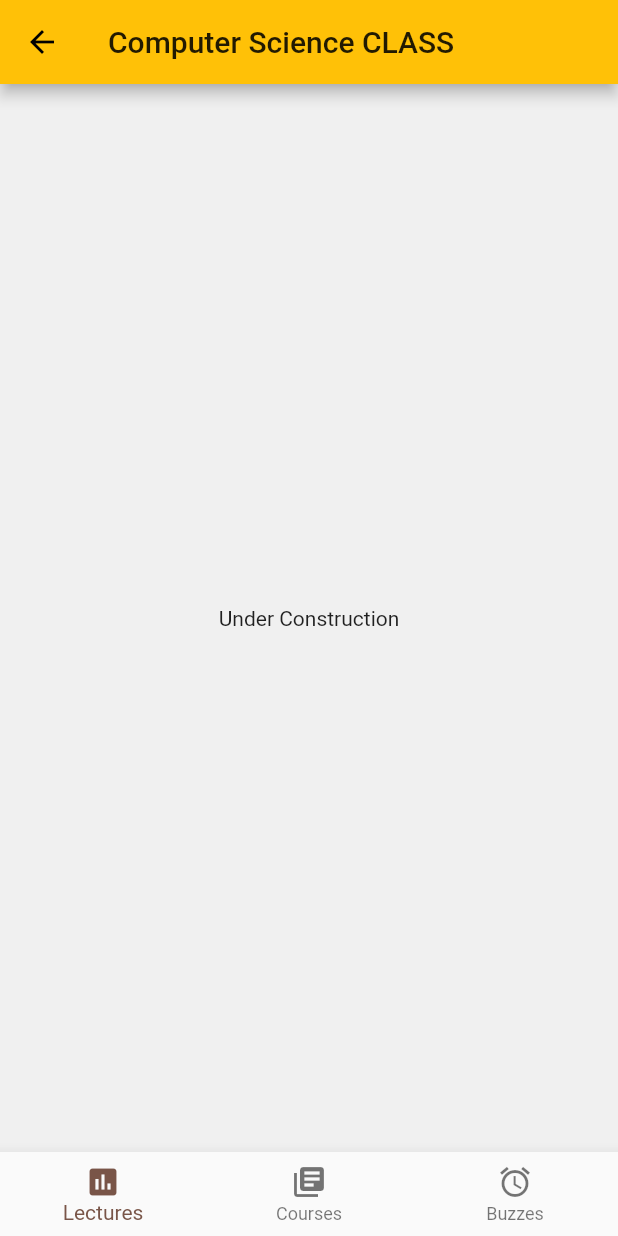
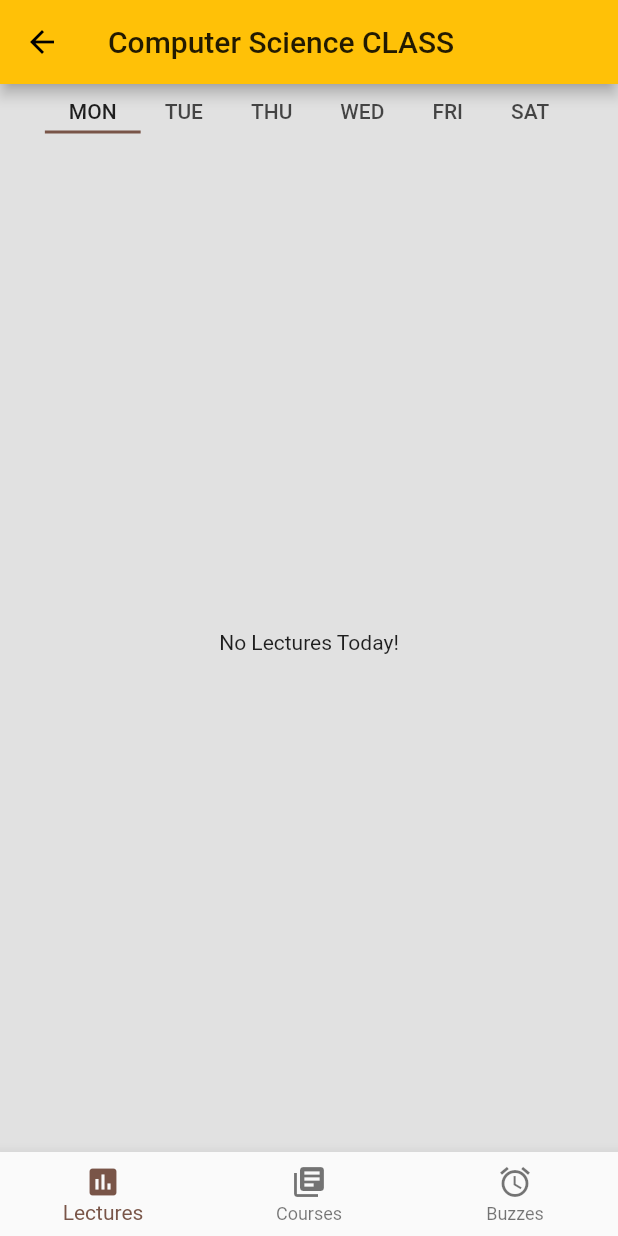
Before and after one commit to nuelsoft/buzz, a Flutter app: the InChannel screen opened directly with empty values, on a phone screen of 412 x 824 dp. Run offline on Flutter 3.47's test engine with Material 2 defaults, Android fonts, the phone set to English and light mode, and no system bars.

Commit message:
ui fixes

```diff
--- a/lib/core/channel.dart
+++ b/lib/core/channel.dart
@@ -1,6 +1,7 @@
 import 'buzzUser.dart';
 import 'poll.dart';
 import 'course.dart';
+import 'allLectures.dart';
 
 class Channel {
   String channelTitle;
@@ -19,11 +20,11 @@ class Channel {
   List<BuzzUser> users;
   List<BuzzUser> admins;
   List<Poll> polls;
-
   List<Course> courses;
 
+AllLectures allLectureDays;
 
-  void addNewCourse({Course course}){
+  void addNewCourse({Course course}) {
     courses.add(course);
   }
 
--- /dev/null
+++ b/lib/core/constants.dart
@@ -0,0 +1,8 @@
+class Days {
+  static final int monday = 0;
+  static final int tuesday = 1;
+  static final int wednesday = 2;
+  static final int thursday = 3;
+  static final int friday = 4;
+  static final int saturday = 5;
+}
--- a/lib/core/course.dart
+++ b/lib/core/course.dart
@@ -3,14 +3,13 @@ class Course {
   String courseCode;
   String lecturerName;
   String lecturerOffice;
-  int lectureUnitLoad;
+  int unitLoad;
   String channelId;
-
-  Course(
+   Course(
       {this.courseTitle,
       this.courseCode,
       this.lecturerName,
       this.lecturerOffice,
-      this.lectureUnitLoad,
+      this.unitLoad,
       this.channelId});
 }
--- /dev/null
+++ b/lib/core/lecture.dart
@@ -0,0 +1,15 @@
+import 'course.dart';
+
+class Lecture {
+  Course course;
+  String startTime, endTime, location;
+  int dayOfWeek;
+
+  Lecture({
+    this.course,
+    this.startTime,
+    this.endTime,
+    this.location,
+    this.dayOfWeek,
+  });
+}
--- a/lib/ui/channelList.dart
+++ b/lib/ui/channelList.dart
@@ -91,8 +91,11 @@ class ChannelEntryState extends State<ChannelEntry> {
     return Container(
         margin: EdgeInsets.only(top: 1, left: 2, right: 2),
         child: Card(
-          elevation: 1,
+          shape: RoundedRectangleBorder(borderRadius: BorderRadius.all(Radius.circular(16))),
+          elevation: 0,
           child: RaisedButton(
+            elevation: 3,
+            shape: RoundedRectangleBorder(borderRadius: BorderRadius.all(Radius.circular(16))),
             onPressed: () {
               Navigator.push(context,
                   MaterialPageRoute(builder: (context) => InChannel(index: index,)));
--- a/lib/ui/inChannel.dart
+++ b/lib/ui/inChannel.dart
@@ -1,5 +1,6 @@
 import 'package:flutter/material.dart';
 import '../core/appTempData.dart';
+import 'pageView.dart';
 
 class InChannel extends StatelessWidget {
   final int index;
@@ -10,9 +11,9 @@ class InChannel extends StatelessWidget {
   Widget build(BuildContext context) {
     return Scaffold(
       appBar: AppBar(title: Text(AppTempData.channels[index].channelTitle)),
-      body: Center(child: Text('Under Construction')),
+      body: MainPageView(channelIndex: index),
       bottomNavigationBar: BottomNavBar(),
-      backgroundColor: Color.fromRGBO(240, 240, 240, 1),
+      backgroundColor: Color.fromRGBO(225, 225, 225, 1),
     );
   }
 }
--- /dev/null
+++ b/lib/ui/lectureDay.dart
@@ -0,0 +1,111 @@
+import 'package:flutter/material.dart';
+import '../core/appManager.dart';
+import '../core/lecture.dart';
+
+class LectureDay extends StatefulWidget {
+  final int day;
+  final int channelIndex;
+
+  LectureDay({this.day, this.channelIndex});
+
+  @override
+  State<StatefulWidget> createState() {
+    return LectureDayState(day: day, channelIndex: channelIndex);
+  }
+}
+
+class LectureDayState extends State<LectureDay> {
+  int day;
+  int channelIndex;
+  LectureDayState({this.day, this.channelIndex});
+
+  List<Step> steps = [];
+  void prepareTodayList() {
+    List<Lecture> todaysList;
+    if (AppManager.channels != null) {
+      switch (day) {
+        case 0:
+          todaysList =
+              AppManager.channels[channelIndex].allLectureDays.mondayLectures;
+          break;
+        case 1:
+          todaysList =
+              AppManager.channels[channelIndex].allLectureDays.tuesdayLectures;
+          break;
+        case 2:
+          todaysList = AppManager
+              .channels[channelIndex].allLectureDays.wednesdayLectures;
+          break;
+        case 3:
+          todaysList =
+              AppManager.channels[channelIndex].allLectureDays.thursdayLectures;
+          break;
+        case 4:
+          todaysList =
+              AppManager.channels[channelIndex].allLectureDays.fridayLectures;
+          break;
+        case 5:
+          todaysList =
+              AppManager.channels[channelIndex].allLectureDays.saturdayLectues;
+          break;
+      }
+      for (var cls in todaysList) {
+        steps.add(Step(
+            title: Text(cls.course.courseTitle),
+            content: StepperContent(
+              code: cls.course.courseCode,
+              location: cls.location,
+              unitLoad: cls.course.unitLoad,
+            )));
+      }
+    }
+  }
+
+  Widget parseLectures() {
+    prepareTodayList();
+    if (steps.length > 0) {
+      return Container(
+        child: Stepper(
+          steps: steps,
+          physics: BouncingScrollPhysics(),
+        ),
+      );
+    } else {
+      return Container(child: Center(child: Text('No Lectures Today!')));
+    }
+  }
+
+  @override
+  Widget build(BuildContext context) {
+    return parseLectures();
+  }
+}
+
+class StepperContent extends StatelessWidget {
+  final String code;
+  final String location;
+  final int unitLoad;
+  // final String endTime;
+  // final String startTime;
+
+  StepperContent({this.code, this.location, this.unitLoad});
+
+  @override
+  Widget build(BuildContext context) {
+    return Card(
+      shape: RoundedRectangleBorder(
+          borderRadius: BorderRadius.all(Radius.circular(20))),
+      elevation: 4,
+      child: Padding(
+        padding: EdgeInsets.all(4),
+        child: Column(children: [
+          Text(code,
+              style: TextStyle(fontSize: 8, fontWeight: FontWeight.w500)),
+          Row(
+            children: <Widget>[Icon(Icons.location_on), Text(location)],
+          )
+        ]),
+      ),
+    );
+  }
+}
--- /dev/null
+++ b/lib/ui/lecturesUI.dart
@@ -0,0 +1,56 @@
+import 'package:flutter/material.dart';
+import 'lectureDay.dart';
+import '../core/constants.dart' show Days;
+
+class Lectures extends StatelessWidget {
+  final int channelIndex;
+  Lectures({this.channelIndex});
+
+  final List<Widget> tabs = [
+    Padding(padding: EdgeInsets.only(top: 10, bottom: 5), child: Text('MON')),
+    Padding(padding: EdgeInsets.only(top: 10, bottom: 5), child: Text('TUE')),
+    Padding(padding: EdgeInsets.only(top: 10, bottom: 5), child: Text('THU')),
+    Padding(padding: EdgeInsets.only(top: 10, bottom: 5), child: Text('WED')),
+    Padding(padding: EdgeInsets.only(top: 10, bottom: 5), child: Text('FRI')),
+    Padding(padding: EdgeInsets.only(top: 10, bottom: 5), child: Text('SAT')),
+  ];
+
+  @override
+  Widget build(BuildContext context) {
+    return DefaultTabController(
+      length: tabs.length,
+      child: Column(
+        children: <Widget>[
+          TabBar(tabs: tabs, isScrollable: true),
+          Expanded(
+              child: PageView(
+            physics: BouncingScrollPhysics(),
+            children: <Widget>[
+              LectureDay(day: Days.monday, channelIndex: channelIndex),
+              LectureDay(
+                day: Days.tuesday,
+                channelIndex: channelIndex,
+              ),
+              LectureDay(
+                day: Days.wednesday,
+                channelIndex: channelIndex,
+              ),
+              LectureDay(
+                day: Days.thursday,
+                channelIndex: channelIndex,
+              ),
+              LectureDay(
+                day: Days.friday,
+                channelIndex: channelIndex,
+              ),
+              LectureDay(
+                day: Days.saturday,
+                channelIndex: channelIndex,
+              ),
+            ],
+          ))
+        ],
+      ),
+    );
+  }
+}
--- /dev/null
+++ b/lib/ui/pageView.dart
@@ -0,0 +1,21 @@
+import 'package:flutter/material.dart';
+import 'lecturesUI.dart';
+import 'coursesUI.dart';
+import 'buzzesUI.dart';
+
+class MainPageView extends StatelessWidget {
+
+  int channelIndex;
+
+  MainPageView({@required channelIndex});
+
+  final int currentPage = 0;
+
+  @override
+  Widget build(BuildContext context) {
+    return PageView(
+      physics: NeverScrollableScrollPhysics(),
+      children: <Widget>[Lectures(channelIndex: channelIndex), Courses(), Buzzes()],
+    );
+  }
+}
```
Also changed, not shown: lib/core/allLectures.dart (added, +10 -0 lines), lib/core/appManager.dart (+10 -7 lines), lib/core/appTempData.dart (+9 -1 lines), lib/main.dart (+7 -10 lines), lib/ui/buzzesUI.dart (added, +8 -0 lines), lib/ui/coursesList.dart (+10 -4 lines), lib/ui/coursesUI.dart (added, +15 -0 lines), lib/ui/makenjoin.dart (+46 -10 lines).
